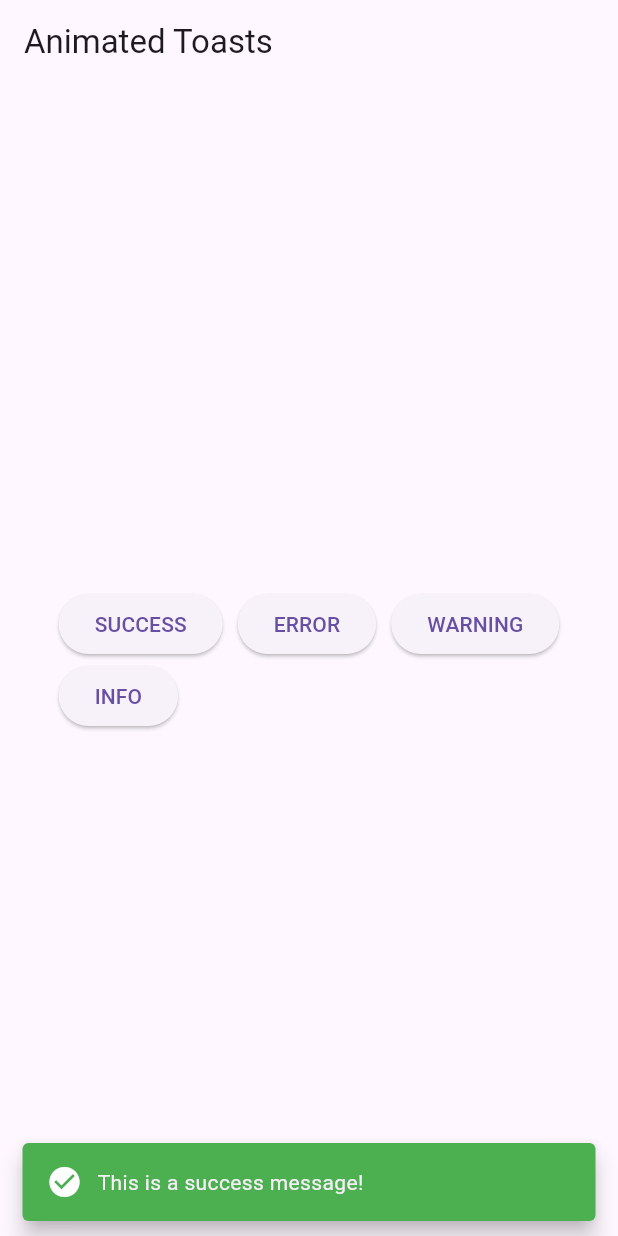
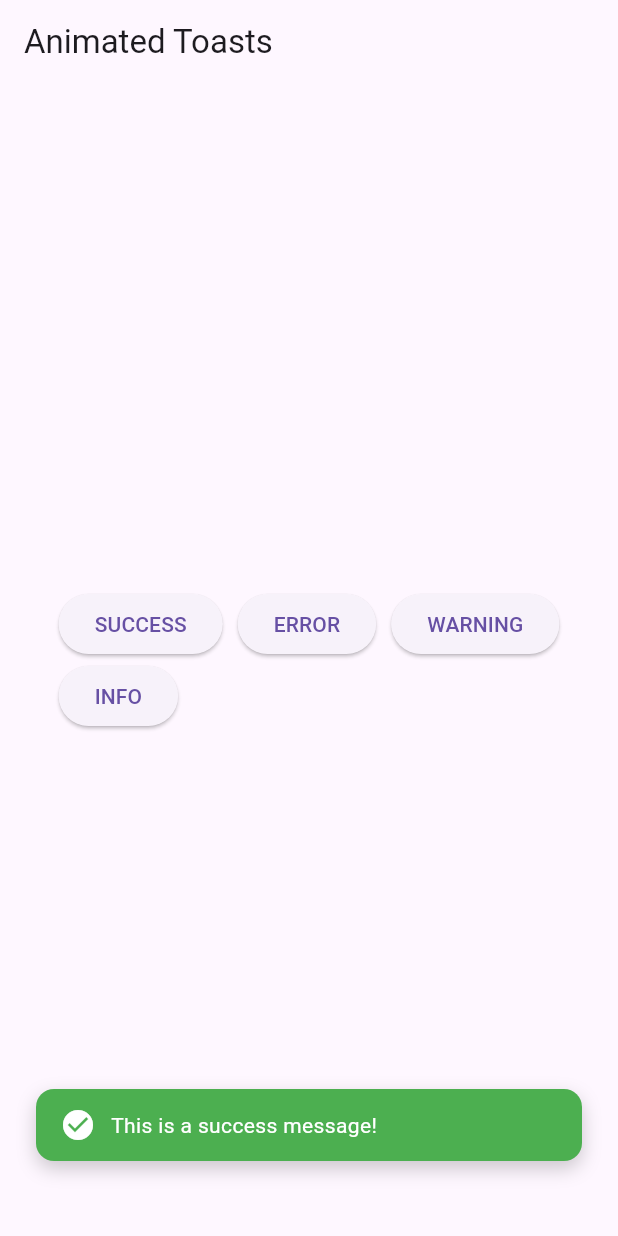
Before and after one commit to greyscripttech/flutter_animated_toast_module, a Flutter app: the screen it shows after launch, after a tap on "SUCCESS", on a phone screen of 412 x 824 dp. Run offline on Flutter 3.47's test engine with Material 3 defaults, Android fonts, the phone set to English and light mode, and no system bars.

Commit message:
Add Toast Positioning (Top, Center, Bottom)
- Added position parameter to showAnimatedToast
- Support top, center, bottom positioning
- Auto adjust toast vertical placement
- Updated internal layout logic

```diff
--- a/lib/common/toast/animated_toast.dart
+++ b/lib/common/toast/animated_toast.dart
@@ -1,40 +1,173 @@
-
 import 'package:flutter/material.dart';
 
 enum ToastType { success, error, warning, info }
+enum ToastPosition { top, center, bottom }
 
 void showAnimatedToast({
   required BuildContext context,
   required String message,
   required ToastType type,
+  ToastPosition position = ToastPosition.bottom,
   Duration duration = const Duration(seconds: 3),
 }) {
-  final color = {
-    ToastType.success: Colors.green,
-    ToastType.error: Colors.red,
-    ToastType.warning: Colors.orange,
-    ToastType.info: Colors.blue,
-  }[type]!;
-
-  final icon = {
-    ToastType.success: Icons.check_circle,
-    ToastType.error: Icons.error,
-    ToastType.warning: Icons.warning,
-    ToastType.info: Icons.info,
-  }[type]!;
-
-  final toast = SnackBar(
-    content: Row(
-      children: [
-        Icon(icon, color: Colors.white),
-        const SizedBox(width: 10),
-        Expanded(child: Text(message)),
-      ],
+  final overlay = Overlay.of(context);
+  final overlayEntry = OverlayEntry(
+    builder: (context) => _AnimatedToast(
+      message: message,
+      type: type,
+      position: position,
+      duration: duration,
     ),
-    backgroundColor: color,
-    behavior: SnackBarBehavior.floating,
-    duration: duration,
   );
 
-  ScaffoldMessenger.of(context).showSnackBar(toast);
+  overlay.insert(overlayEntry);
+
+  Future.delayed(duration + const Duration(milliseconds: 300), () {
+    overlayEntry.remove();
+  });
 }
+
+class _AnimatedToast extends StatefulWidget {
+  final String message;
+  final ToastType type;
+  final ToastPosition position;
+  final Duration duration;
+
+  const _AnimatedToast({
+    Key? key,
+    required this.message,
+    required this.type,
+    required this.position,
+    required this.duration,
+  }) : super(key: key);
+
+  @override
+  State<_AnimatedToast> createState() => _AnimatedToastState();
+}
+
+class _AnimatedToastState extends State<_AnimatedToast> with SingleTickerProviderStateMixin {
+  late AnimationController _controller;
+  late Animation<Offset> _offsetAnimation;
+  late Animation<double> _fadeAnimation;
+
+  @override
+  void initState() {
+    super.initState();
+
+    _controller = AnimationController(
+      duration: const Duration(milliseconds: 300),
+      reverseDuration: const Duration(milliseconds: 300),
+      vsync: this,
+    );
+
+    _offsetAnimation = Tween<Offset>(
+      begin: const Offset(0, 1),
+      end: const Offset(0, 0),
+    ).animate(CurvedAnimation(
+      parent: _controller,
+      curve: Curves.easeOut,
+    ));
+
+    _fadeAnimation = CurvedAnimation(
+      parent: _controller,
+      curve: Curves.easeIn,
+    );
+
+    _controller.forward();
+
+    Future.delayed(widget.duration, () {
+      if (mounted) _controller.reverse();
+    });
+  }
+
+  @override
+  void dispose() {
+    _controller.dispose();
+    super.dispose();
+  }
+
+  Color _backgroundColor() {
+    switch (widget.type) {
+      case ToastType.success:
+        return Colors.green;
+      case ToastType.error:
+        return Colors.red;
+      case ToastType.warning:
+        return Colors.orange;
+      case ToastType.info:
+        return Colors.blue;
+    }
+  }
+
+  IconData _iconData() {
+    switch (widget.type) {
+      case ToastType.success:
+        return Icons.check_circle;
+      case ToastType.error:
+        return Icons.error;
+      case ToastType.warning:
+        return Icons.warning;
+      case ToastType.info:
+        return Icons.info;
+    }
+  }
+
+  double _getVerticalPosition(BuildContext context) {
+    switch (widget.position) {
+      case ToastPosition.top:
+        return MediaQuery.of(context).padding.top + 50;
+      case ToastPosition.center:
+        return MediaQuery.of(context).size.height / 2 - 30;
+      case ToastPosition.bottom:
+        return MediaQuery.of(context).size.height - 150;
+    }
+  }
+
+  @override
+  Widget build(BuildContext context) {
+    return Positioned(
+      top: widget.position == ToastPosition.top || widget.position == ToastPosition.center
+          ? _getVerticalPosition(context)
+          : null,
+      bottom: widget.position == ToastPosition.bottom ? 50 : null,
+      left: 24,
+      right: 24,
+      child: SlideTransition(
+        position: _offsetAnimation,
+        child: FadeTransition(
+          opacity: _fadeAnimation,
+          child: Material(
+            color: Colors.transparent,
+            child: Container(
+              padding: const EdgeInsets.symmetric(horizontal: 16, vertical: 12),
+              decoration: BoxDecoration(
+                color: _backgroundColor(),
+                borderRadius: BorderRadius.circular(12),
+                boxShadow: [
+                  BoxShadow(
+                    color: Colors.black.withOpacity(0.2),
+                    blurRadius: 10,
+                    offset: const Offset(0, 5),
+                  )
+                ],
+              ),
+              child: Row(
+                mainAxisSize: MainAxisSize.min,
+                children: [
+                  Icon(_iconData(), color: Colors.white),
+                  const SizedBox(width: 10),
+                  Flexible(
+                    child: Text(
+                      widget.message,
+                      style: const TextStyle(color: Colors.white),
+                    ),
+                  ),
+                ],
+              ),
+            ),
+          ),
+        ),
+      ),
+    );
+  }
+}
```
